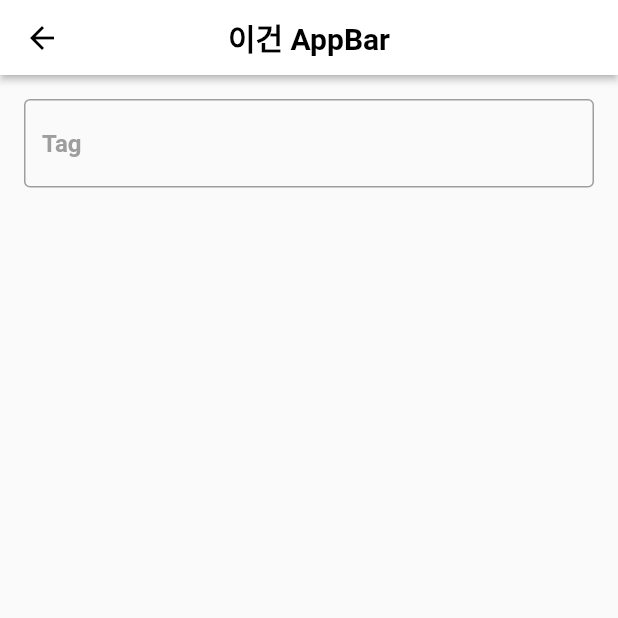
After one commit to ansuvin/StudyingFlutter, a Flutter app: the SearchPage screen opened directly, on a phone screen of 412 x 824 dp, the top half of it. The commit adds this screen. Run offline on Flutter 3.47's test engine with Material 2 defaults, Android fonts, the phone set to English and light mode, and no system bars; our stand-ins replace fluttertoast, geolocator, google_maps_flutter.

Commit message:
[CREATE] search_page.dart

```diff
--- /dev/null
+++ b/Pra09/flutter_app/lib/screans/search_page.dart
@@ -0,0 +1,148 @@
+import 'package:flutter/material.dart';
+import 'package:flutter_app/widgets/app_bar.dart';
+import 'package:flutter_app/widgets/text_field.dart';
+
+class SearchApp extends StatelessWidget {
+  @override
+  Widget build(BuildContext context) {
+    return MaterialApp(
+      title: "Sear",
+    );
+  }
+}
+
+class SearchPage extends StatefulWidget {
+  SearchPage({Key key}) : super(key: key);
+
+  @override
+  _SearchPageState createState() => _SearchPageState();
+}
+
+class _SearchPageState extends State<SearchPage> {
+  Widget appBarTitle = new Text(
+    "Search Sample",
+    style: new TextStyle(color: Colors.white),
+  );
+  Icon actionIcon = new Icon(
+    Icons.search,
+    color: Colors.white,
+  );
+  final key = new GlobalKey<ScaffoldState>();
+  final TextEditingController _searchQuery = new TextEditingController();
+  List<String> _list;
+  bool _IsSearching;
+  String _searchText = "";
+
+  _SearchPageState() {
+    print(_searchQuery.text);
+    print("_SearchPageState()");
+    _searchQuery.addListener(() {
+      if (_searchQuery.text.isEmpty) {
+        setState(() {
+          _IsSearching = false;
+          _searchText = "";
+        });
+      } else {
+        setState(() {
+          _IsSearching = true;
+          _searchText = _searchQuery.text;
+          print(
+              "searchtext = $_searchText, searchQuery.text = ${_searchQuery.text}");
+        });
+      }
+    });
+  }
+
+  @override
+  void initState() {
+    super.initState();
+    _IsSearching = false;
+    init();
+  }
+
+  void init() {
+    _list = List();
+    _list.add("Google");
+    _list.add("IOS");
+    _list.add("Andorid");
+    _list.add("Dart");
+    _list.add("Flutter");
+    _list.add("Python");
+    _list.add("React");
+    _list.add("Xamarin");
+    _list.add("Kotlin");
+    _list.add("Java");
+    _list.add("RxAndroid");
+  }
+
+  @override
+  Widget build(BuildContext context) {
+    return Scaffold(
+      key: key,
+      appBar: buildAppBar("이건 AppBar"),
+      body: buildDropDownTextField()
+    );
+  }
+
+  List<ChildItem> _buildSearchList() {
+    if (_searchText.isEmpty) {
+      print("_buildSearchList true");
+      return _list.map((contact) => ChildItem(contact)).toList();
+    } else {
+      print("buildSearchList false");
+      List<String> _searchList = [];
+      for (int i = 0; i < _list.length; i++) {
+        String name = _list.elementAt(i);
+        if (name.toLowerCase().contains(_searchText.toLowerCase())) {
+          _searchList.add(name);
+        }
+      }
+      return _searchList.map((contact) => ChildItem(contact)).toList();
+    }
+  }
+
+  Widget buildDropDownTextField() {
+    return Column(
+      children: [
+        Padding(
+          padding: const EdgeInsets.all(16.0),
+          child: buildTextField("Tag", _searchQuery),
+        ),
+        Expanded(
+          child: _IsSearching
+              ? Container(
+            width: 350,
+            margin: EdgeInsets.only(bottom: 16),
+            decoration: BoxDecoration(
+                borderRadius: BorderRadius.circular(8),
+                color: Colors.white,
+                boxShadow: [
+                  BoxShadow(
+                      blurRadius: 10.0,
+                      offset: Offset(0, 5),
+                      color: Colors.grey[500])
+                ]),
+            child: ListView(
+              padding: EdgeInsets.symmetric(vertical: 8),
+              children: _buildSearchList(),
+            ),
+          )
+              : SizedBox(),
+        )
+      ],
+    );
+  }
+}
+
+
+
+class ChildItem extends StatelessWidget {
+  final String name;
+
+  ChildItem(this.name);
+
+  @override
+  Widget build(BuildContext context) {
+    return ListTile(title: new Text(this.name));
+  }
+}
```
Also changed, not shown: Pra09/flutter_app/lib/main.dart (+6 -3 lines).
